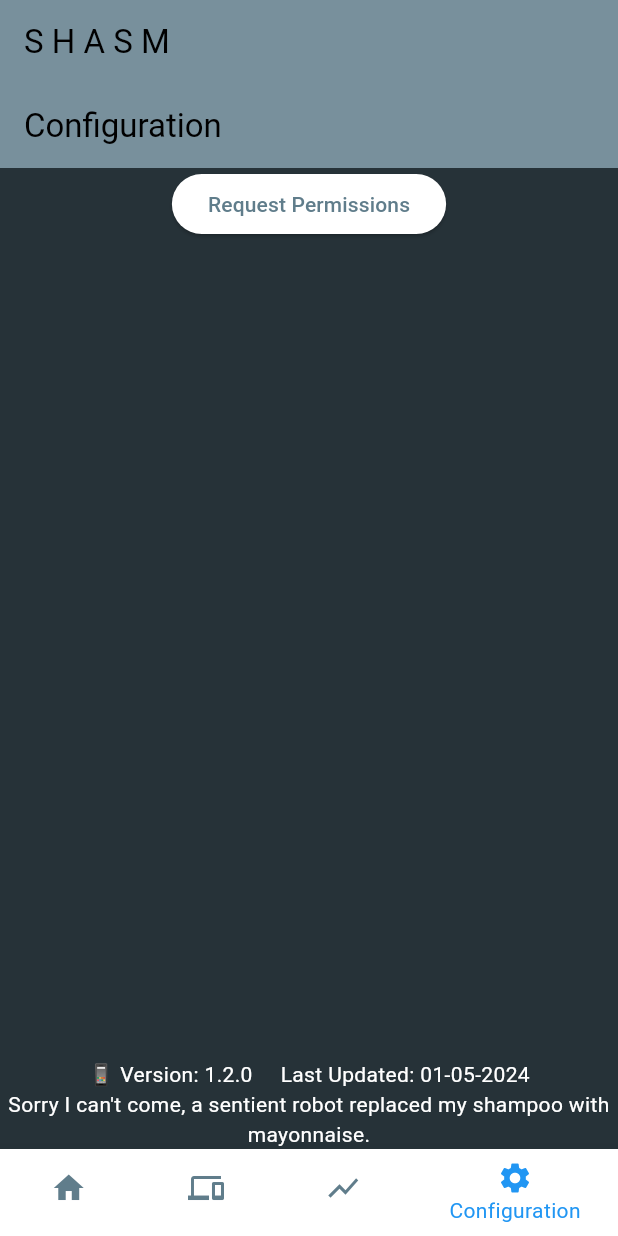
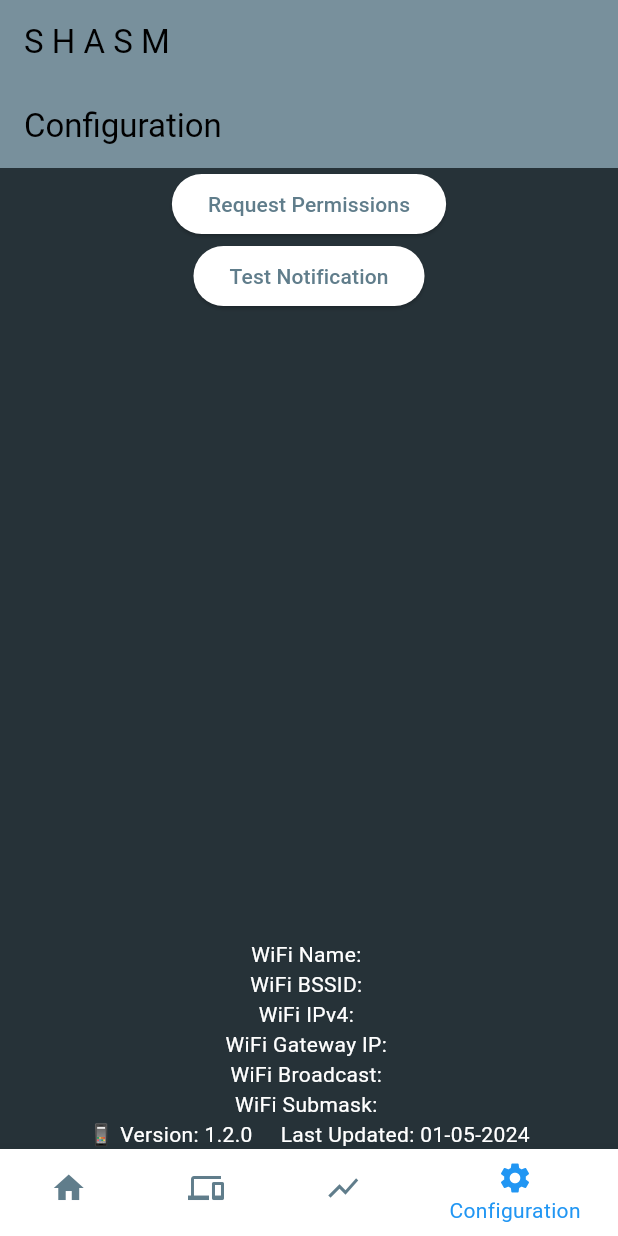
Before and after one commit to srobalo/scmu_2024_smartconnect, a Flutter app: the screen it shows after launch, item 4 of the bottom bar chosen, on a phone screen of 412 x 824 dp. Run offline on Flutter 3.47's test engine with Material 3 defaults, Android fonts, the phone set to English and light mode, and no system bars; our stand-ins replace cloud_firestore, firebase_auth, firebase_core, flutter_local_notifications, package_info_plus, permission_handler; missing offline and left inert: network_info_plus; accounts and stored records are empty.

```diff
--- a/lib/screens/configuration_screen.dart
+++ b/lib/screens/configuration_screen.dart
@@ -2,7 +2,9 @@ import 'package:flutter/material.dart';
 import 'package:intl/intl.dart';
 import 'package:package_info_plus/package_info_plus.dart';
 import 'package:permission_handler/permission_handler.dart';
-import 'excuses.dart';
+import '../utils/excuses.dart';
+import 'package:scmu_2024_smartconnect/notification_manager.dart';
+import 'package:scmu_2024_smartconnect/utils/wifi_info.dart';
 
 class ConfigurationScreen extends StatelessWidget {
   const ConfigurationScreen({Key? key}) : super(key: key);
@@ -24,10 +26,10 @@ class ConfigurationScreen extends StatelessWidget {
             ),
             body: Center(
               child: Column(
-                mainAxisAlignment: MainAxisAlignment.spaceBetween, // Change to space between
+                mainAxisAlignment: MainAxisAlignment.spaceBetween,
                 crossAxisAlignment: CrossAxisAlignment.center,
                 children: [
-                  Expanded( // First part
+                  Expanded(
                     child: Column(
                       mainAxisAlignment: MainAxisAlignment.start,
                       crossAxisAlignment: CrossAxisAlignment.center,
@@ -38,24 +40,23 @@ class ConfigurationScreen extends StatelessWidget {
                           },
                           child: const Text('Request Permissions'),
                         ),
+                        ElevatedButton(
+                          onPressed: () async {
+                            await _requestNotificationTest();
+                          },
+                          child: const Text('Test Notification'),
+                        ),
                       ],
                     ),
                   ),
-                  Expanded( // Second part
-                    child: Column(
-                      mainAxisAlignment: MainAxisAlignment.end, // Change to end
-                      crossAxisAlignment: CrossAxisAlignment.center,
-                      children: [
-                        Text(
-                          '📱 Version: ${packageInfo.version}     Last Updated: ${DateFormat('dd-MM-yyyy').format(DateTime.now())}',
-                          textAlign: TextAlign.center,
-                        ),
-                        Text(
-                          '${generateExcuse()}',
-                          textAlign: TextAlign.center,
-                        ),
-                      ],
-                    ),
+                  SizedBox(
+                    width: double.infinity, // Specify the desired width in pixels
+                    height: 120, // Specify the desired height in pixels
+                    child: WifiInfoWidget(),
+                  ),
+                  Text(
+                    '📱 Version: ${packageInfo.version}     Last Updated: ${DateFormat('dd-MM-yyyy').format(DateTime.now())}',
+                    textAlign: TextAlign.center,
                   ),
                 ],
               ),
@@ -74,4 +75,15 @@ class ConfigurationScreen extends StatelessWidget {
       // GPS permission denied
     }
   }
+
+  Future<void> _requestNotificationTest() async {
+    final NotificationManager notificationManager = NotificationManager();
+    late String excuse = generateExcuse();
+    await notificationManager.showNotification(
+      id: DateTime.now().second + DateTime.now().millisecond,
+      title: 'Notification Test',
+      body: excuse,
+    );
+  }
+
 }
--- a/lib/screens/excuses.dart
+++ /dev/null
@@ -1,82 +0,0 @@
-import 'dart:math';
-
-String generateExcuse() {
-  final intro = [
-    "Sorry I can't come,",
-    "Please forgive my absence,",
-    "This is going to sound crazy but",
-    "Get this:",
-    "I can't go because",
-    "I know you're going to hate me but",
-    "I was minding my own business and",
-    "I feel terrible but",
-    "I regretfully cannot attend,",
-    "This is going to sound like an excuse but",
-    "I didn't expect this to happen but",
-    "It's unbelievable but",
-    "I swear I'm not making this up but",
-    "I couldn't believe it myself but",
-    "I'm really sorry but",
-    "I never thought this would happen but",
-    "I'm embarrassed to say but",
-    "I'm in shock but",
-    "I couldn't make this up if I tried but",
-    "I know you won't believe me but",
-  ];
-
-  final scapegoat = [
-    "my nephew",
-    "the ghost of Hitler",
-    "the Pope",
-    "my ex",
-    "a high school marching band",
-    "Dan Rather",
-    "a sad clown",
-    "the kid from Air Bud",
-    "a professional cricket team",
-    "my Tinder date",
-    "a group of aliens",
-    "a talking dolphin",
-    "a time-traveling unicorn",
-    "a troupe of dancing penguins",
-    "a colony of ants",
-    "a psychic banana",
-    "a mischievous leprechaun",
-    "a sentient robot",
-    "a pack of wild llamas",
-    "a magical talking tree",
-  ];
-
-  final delay = [
-    "just shat my bed",
-    "died in front of me",
-    "won't stop telling me knock knock jokes",
-    "is having a nervous breakdown",
-    "gave me syphilis",
-    "poured lemonade in my gas tank",
-    "stabbed me",
-    "found my box of human teeth",
-    "stole my bicycle",
-    "posted my nudes on Instagram",
-    "filled my house with balloons",
-    "sent me on a wild goose chase",
-    "hid my car keys",
-    "ate my homework",
-    "started a rumor about me",
-    "hid my phone charger",
-    "ate all the cookies",
-    "pranked me with fake lottery tickets",
-    "replaced my shampoo with mayonnaise",
-    "locked me out of my own house",
-  ];
-
-
-  final random = Random.secure();
-
-  final introIndex = random.nextInt(intro.length);
-  final scapegoatIndex = random.nextInt(scapegoat.length);
-  final delayIndex = random.nextInt(delay.length);
-
-  final excuse = '${intro[introIndex]} ${scapegoat[scapegoatIndex]} ${delay[delayIndex]}.';
-  return excuse;
-}
--- /dev/null
+++ b/lib/utils/wifi_info.dart
@@ -0,0 +1,75 @@
+import 'package:flutter/material.dart';
+import 'package:network_info_plus/network_info_plus.dart';
+
+class WifiInfoWidget extends StatefulWidget {
+  @override
+  _WifiInfoWidgetState createState() => _WifiInfoWidgetState();
+}
+
+class _WifiInfoWidgetState extends State<WifiInfoWidget> {
+  final NetworkInfo _networkInfo = NetworkInfo();
+  String _wifiName = '';
+  String _wifiBSSID = '';
+  String _wifiIPv4 = '';
+
+  //String _wifiIPv6 = '';
+  String _wifiGatewayIP = '';
+  String _wifiBroadcast = '';
+  String _wifiSubmask = '';
+
+  @override
+  void initState() {
+    super.initState();
+    _initWifiInfo();
+  }
+
+  Future<void> _initWifiInfo() async {
+    try {
+      final wifiName = await _networkInfo.getWifiName();
+      final wifiBSSID = await _networkInfo.getWifiBSSID();
+      final wifiIPv4 = await _networkInfo.getWifiIP();
+      //final wifiIPv6 = await _networkInfo.getWifiIPv6();
+      final wifiGatewayIP = await _networkInfo.getWifiGatewayIP();
+      final wifiBroadcast = await _networkInfo.getWifiBroadcast();
+      final wifiSubmask = await _networkInfo.getWifiSubmask();
+
+      setState(() {
+        _wifiName = wifiName ?? 'Not Available';
+        _wifiBSSID = wifiBSSID ?? 'Not Available';
+        _wifiIPv4 = wifiIPv4 ?? 'Not Available';
+        //_wifiIPv6 = wifiIPv6 ?? 'Not Available';
+        _wifiGatewayIP = wifiGatewayIP ?? 'Not Available';
+        _wifiBroadcast = wifiBroadcast ?? 'Not Available';
+        _wifiSubmask = wifiSubmask ?? 'Not Available';
+      });
+    } catch (e) {
+      print('Failed to get wifi info: $e');
+    }
+  }
+
+  @override
+  Widget build(BuildContext context) {
+    return Scaffold(
+      body: SizedBox(
+        width: double.infinity,
+        height: double.infinity,
+        child: SingleChildScrollView(
+          child: Center(
+            child: Column(
+              mainAxisAlignment: MainAxisAlignment.center,
+              children: [
+                Text('WiFi Name: $_wifiName'),
+                Text('WiFi BSSID: $_wifiBSSID'),
+                Text('WiFi IPv4: $_wifiIPv4'),
+                //Text('WiFi IPv6: $_wifiIPv6'),
+                Text('WiFi Gateway IP: $_wifiGatewayIP'),
+                Text('WiFi Broadcast: $_wifiBroadcast'),
+                Text('WiFi Submask: $_wifiSubmask'),
+              ],
+            ),
+          ),
+        ),
+      ),
+    );
+  }
+}
--- a/pubspec.yaml
+++ b/pubspec.yaml
@@ -42,6 +42,8 @@ dependencies:
   flutter_local_notifications: ^17.1.0
   package_info_plus: ^8.0.0
   intl: ^0.19.0
+  connectivity_plus: ^6.0.3
+  network_info_plus: ^5.0.3
 
 dev_dependencies:
   flutter_test:
```
Also changed, not shown: lib/utils/excuses.dart (added, +230 -0 lines), pubspec.lock, 2 other files.
